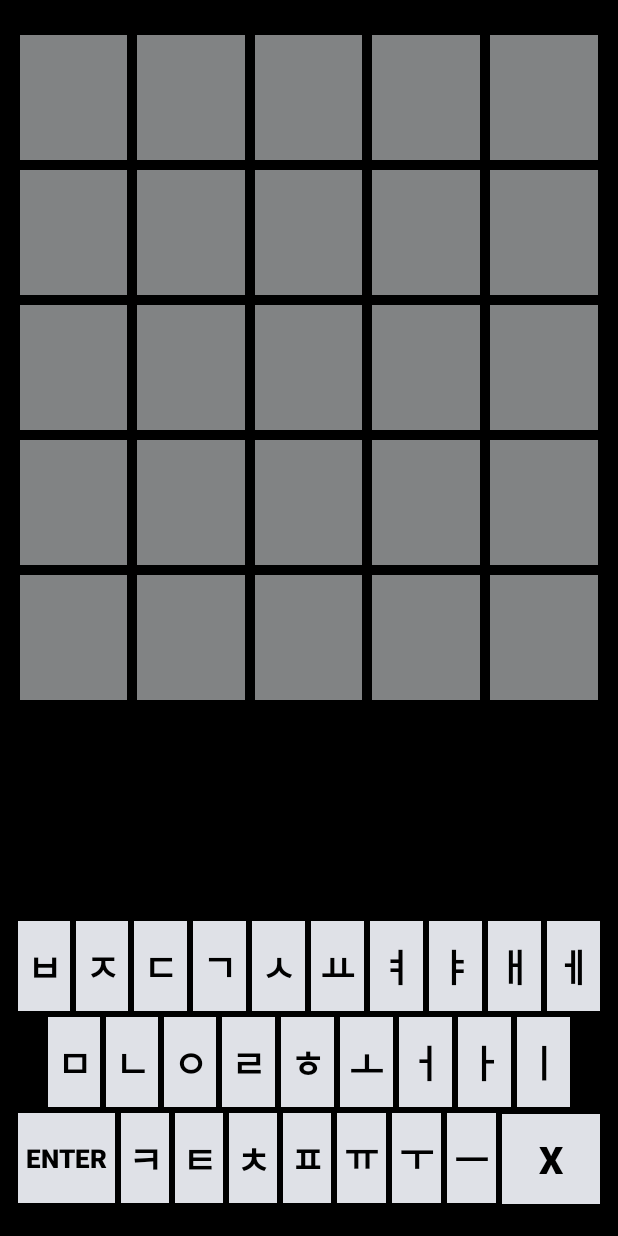
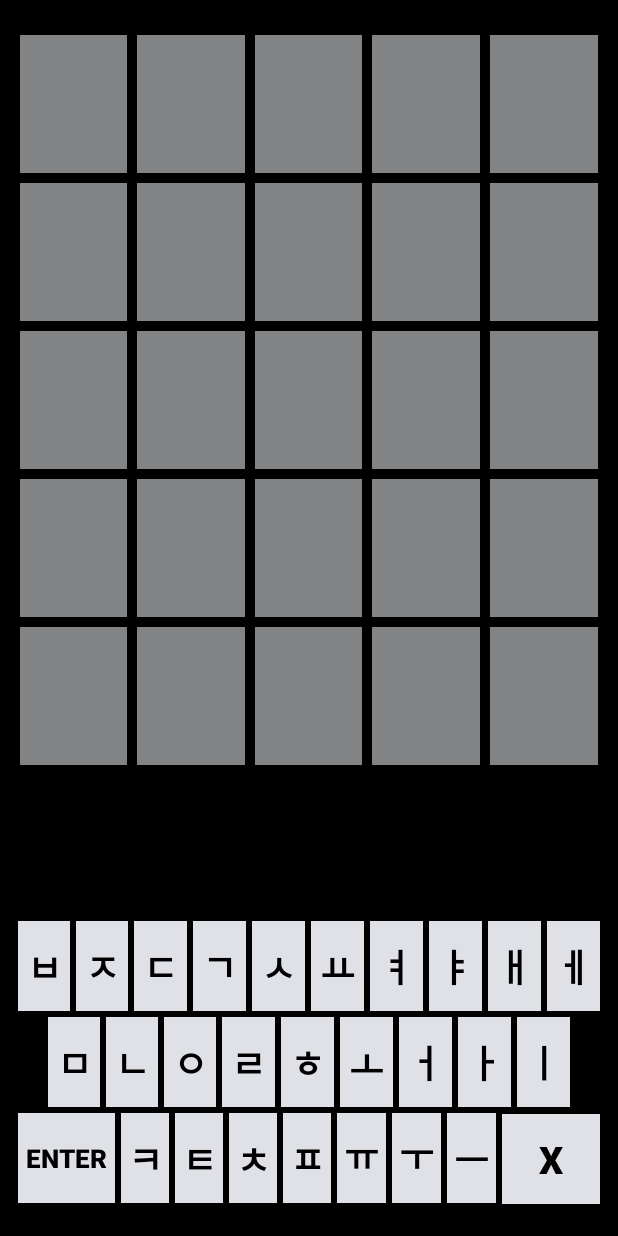
Before and after one commit to nagosoo/WORDLE, an Android app: the screen it shows after launch (MainActivity), on a phone screen of 412 x 824 dp. Run offline under Robolectric (Android 15) with nearby library versions, the phone set to English and light mode, and no system bars.

Commit message:
레이아웃 짤리는 현상 해결 . GirdView height : dp 에서 weigth로 변경

```diff
--- a/app/src/main/java/com/example/wordle/DialogStatistics.kt
+++ b/app/src/main/java/com/example/wordle/DialogStatistics.kt
@@ -15,7 +15,7 @@ class DialogStatistics(
 ) : AlertDialog(context) {
     private val inflater = LayoutInflater.from(context)
     private val binding = DialogStatisticsBinding.inflate(inflater)
-    var matchParentWidth = 0
+    private var matchParentWidth = 0
 
     init {
         setView(binding.root)
--- a/app/src/main/res/layout/grid_layout.xml
+++ b/app/src/main/res/layout/grid_layout.xml
@@ -3,8 +3,8 @@
 <GridLayout xmlns:android="http://schemas.android.com/apk/res/android"
     android:id="@+id/gridLayout"
     android:layout_width="match_parent"
-    android:layout_height="450dp"
-    android:layout_marginBottom="50dp"
+    android:layout_height="0dp"
+    android:layout_weight="5"
     android:columnCount="5"
     android:rowCount="6"
     android:useDefaultMargins="true">
```
Also changed, not shown: app/src/main/res/drawable/ic_baseline_format_list_numbered_rtl_24.xml (added, +10 -0 lines), app/src/main/res/drawable/ic_baseline_help_outline_24.xml (added, +10 -0 lines).
